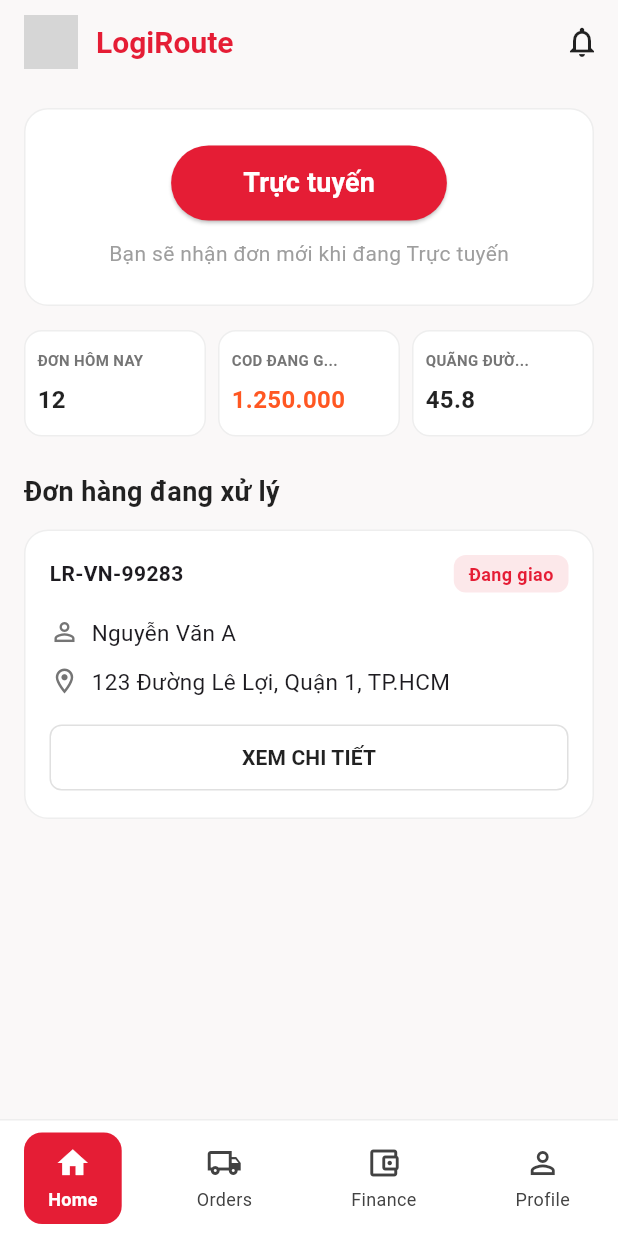
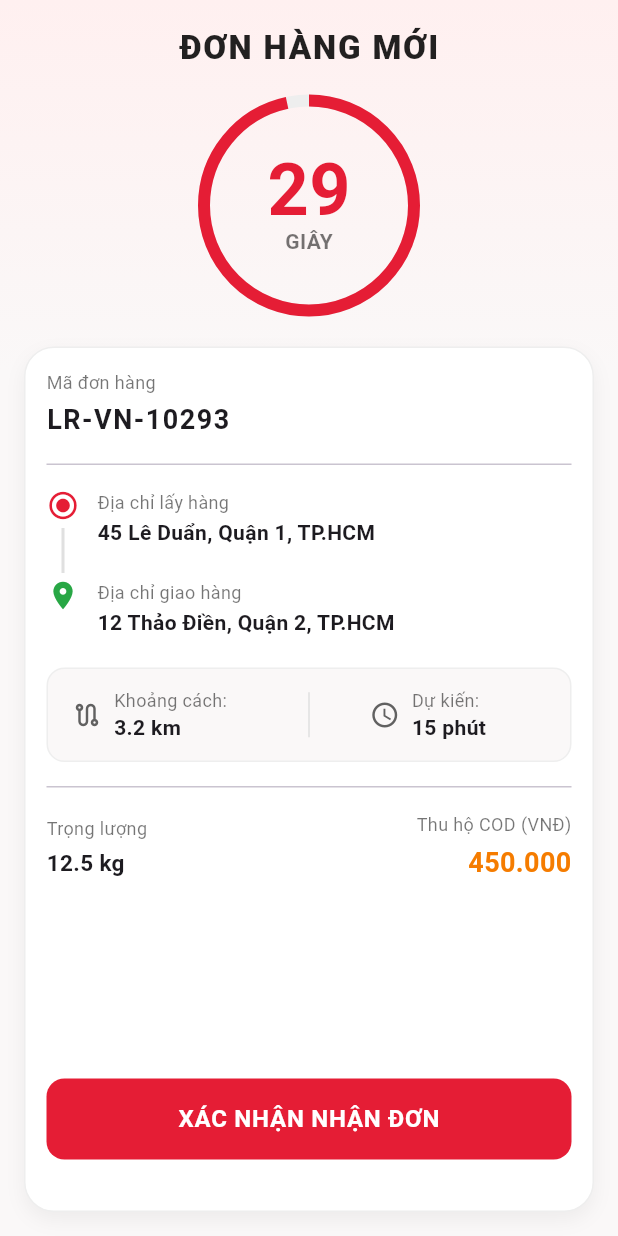
Before and after one commit to thieutrungkien59-max/shipperapp, a Flutter app: the screen it shows after launch, after a tap on "Đăng nhập", after a tap on "XEM CHI TIẾT", on a phone screen of 412 x 824 dp. Run offline on Flutter 3.47's test engine with Material 3 defaults, Android fonts, the phone set to English and light mode, and no system bars; network calls fail; grey boxes are pictures that could not be loaded.

Commit message:
man hinh nhan don

```diff
--- a/lib/features/home/screens/home_screen.dart
+++ b/lib/features/home/screens/home_screen.dart
@@ -1,11 +1,10 @@
 // File: lib/features/home/screens/home_screen.dart
 import 'package:flutter/material.dart';
-// Import model vừa tạo theo đúng cấu trúc
 import '../../../models/don_hang_model.dart';
-
 import '../../orders/screens/order_list_tab.dart';
 import '../../profile/screens/profile_screen.dart';
-
+// Import màn hình Nhận đơn hàng
+import '../../orders/screens/order_accept_screen.dart';
 
 class HomeScreen extends StatefulWidget {
   const HomeScreen({Key? key}) : super(key: key);
@@ -15,14 +14,13 @@ class HomeScreen extends StatefulWidget {
 }
 
 class _HomeScreenState extends State<HomeScreen> {
-  // Biến quản lý trạng thái tab hiện tại
+  // Quản lý tab hiện tại và tab trước đó
   int _currentIndex = 0;
+  int _previousIndex = 0; // Biến ghi nhớ vị trí tab cũ
 
-  // Màu sắc chủ đạo
   final Color _primaryRed = const Color(0xFFE51D35);
   final Color _bgColor = const Color(0xFFFAF8F8);
 
-  // Lấy dữ liệu giả lập từ Model (đơn hàng đang xử lý đầu tiên)
   final DonHangModel _currentOrder = DonHangModel.mockData[0];
 
   @override
@@ -30,7 +28,6 @@ class _HomeScreenState extends State<HomeScreen> {
     return Scaffold(
       backgroundColor: _bgColor,
       appBar: _buildAppBar(),
-      // Hiển thị nội dung dựa trên tab được chọn
       body: _buildBodyContent(),
       bottomNavigationBar: _buildCustomBottomNav(),
     );
@@ -66,23 +63,28 @@ class _HomeScreenState extends State<HomeScreen> {
     );
   }
 
-  // Hàm chuyển đổi nội dung giữa các Tab
   Widget _buildBodyContent() {
     switch (_currentIndex) {
       case 0:
         return _buildHomeTab();
       case 1:
-      return const OrderListTab();   // <-- thay dòng Center(Text(...)) bằng dòng này
+        return const OrderListTab();
       case 2:
         return const Center(child: Text('Màn hình Tài chính (Finance)'));
       case 3:
-      return const ProfileScreen();
+        return ProfileScreen(
+          // Bắt sự kiện quay lại và cập nhật index về lại tab trước đó
+          onBackPressed: () {
+            setState(() {
+              _currentIndex = _previousIndex;
+            });
+          },
+        );
       default:
         return _buildHomeTab();
     }
   }
 
-  // Giao diện chính của tab Home
   Widget _buildHomeTab() {
     return SingleChildScrollView(
       child: Padding(
@@ -95,7 +97,7 @@ class _HomeScreenState extends State<HomeScreen> {
             _buildStatsRow(),
             const SizedBox(height: 24),
             const Text(
-              'Đơn hàng đang xử lý',
+              'Đơn hàng',
               style: TextStyle(
                 fontSize: 18,
                 fontWeight: FontWeight.bold,
@@ -103,7 +105,6 @@ class _HomeScreenState extends State<HomeScreen> {
               ),
             ),
             const SizedBox(height: 12),
-            // Gắn dữ liệu động vào Card
             _buildOrderCard(_currentOrder),
           ],
         ),
@@ -199,7 +200,6 @@ class _HomeScreenState extends State<HomeScreen> {
     );
   }
 
-  // Cập nhật hàm này để nhận tham số là dữ liệu từ Model
   Widget _buildOrderCard(DonHangModel order) {
     return Container(
       padding: const EdgeInsets.all(16),
@@ -215,7 +215,7 @@ class _HomeScreenState extends State<HomeScreen> {
             mainAxisAlignment: MainAxisAlignment.spaceBetween,
             children: [
               Text(
-                order.id, // Dữ liệu động
+                order.id,
                 style: const TextStyle(
                   fontWeight: FontWeight.bold,
                   fontSize: 14,
@@ -228,7 +228,7 @@ class _HomeScreenState extends State<HomeScreen> {
                   borderRadius: BorderRadius.circular(8),
                 ),
                 child: Text(
-                  order.status, // Dữ liệu động
+                  order.status,
                   style: TextStyle(
                     color: _primaryRed,
                     fontWeight: FontWeight.bold,
@@ -244,7 +244,7 @@ class _HomeScreenState extends State<HomeScreen> {
               Icon(Icons.person_outline, size: 20, color: Colors.grey.shade600),
               const SizedBox(width: 8),
               Text(
-                order.customerName, // Dữ liệu động
+                order.customerName,
                 style: const TextStyle(fontSize: 15),
               ),
             ],
@@ -257,7 +257,7 @@ class _HomeScreenState extends State<HomeScreen> {
               const SizedBox(width: 8),
               Expanded(
                 child: Text(
-                  order.address, // Dữ liệu động
+                  order.address,
                   style: const TextStyle(fontSize: 15),
                 ),
               ),
@@ -268,7 +268,13 @@ class _HomeScreenState extends State<HomeScreen> {
             width: double.infinity,
             child: OutlinedButton(
               onPressed: () {
-                // Logic khi bấm vào "XEM CHI TIẾT"
+                // Điều hướng sang màn hình đếm ngược nhận đơn
+                Navigator.push(
+                  context,
+                  MaterialPageRoute(
+                    builder: (context) => const OrderAcceptScreen(),
+                  ),
+                );
               },
               style: OutlinedButton.styleFrom(
                 padding: const EdgeInsets.symmetric(vertical: 12),
@@ -312,18 +318,21 @@ class _HomeScreenState extends State<HomeScreen> {
     );
   }
 
-  // Tích hợp logic xử lý sự kiện bấm (onTap) vào từng nút
   Widget _buildNavItem(IconData icon, String label, int index) {
     bool isActive = _currentIndex == index;
 
     return GestureDetector(
       onTap: () {
+        // Chỉ lưu lại vị trí cũ khi bạn thực sự đổi sang một tab khác
+        if (_currentIndex != index) {
           setState(() {
-          _currentIndex = index; // Cập nhật trạng thái tab khi bấm
+            _previousIndex = _currentIndex; // Lưu lại tab hiện tại làm tab cũ
+            _currentIndex = index; // Chuyển sang tab mới
           });
+        }
       },
       child: AnimatedContainer(
-        duration: const Duration(milliseconds: 200), // Hiệu ứng chuyển màu mượt mà
+        duration: const Duration(milliseconds: 200),
         padding: const EdgeInsets.symmetric(horizontal: 16, vertical: 8),
         decoration: isActive
             ? BoxDecoration(
--- /dev/null
+++ b/lib/features/orders/screens/order_accept_screen.dart
@@ -0,0 +1,354 @@
+import 'package:flutter/material.dart';
+import 'dart:async';
+
+class OrderAcceptScreen extends StatefulWidget {
+  const OrderAcceptScreen({Key? key}) : super(key: key);
+
+  @override
+  State<OrderAcceptScreen> createState() => _OrderAcceptScreenState();
+}
+
+class _OrderAcceptScreenState extends State<OrderAcceptScreen> {
+  // Bộ đếm thời gian 30 giây
+  int _timeLeft = 30;
+  Timer? _timer;
+
+  final Color _primaryRed = const Color(0xFFE51D35);
+
+  @override
+  void initState() {
+    super.initState();
+    _startTimer();
+  }
+
+  void _startTimer() {
+    _timer = Timer.periodic(const Duration(seconds: 1), (timer) {
+      if (_timeLeft > 0) {
+        setState(() {
+          _timeLeft--;
+        });
+      } else {
+        // Hết giờ: Hủy timer và tự động đóng màn hình (không nhận đơn)
+        _timer?.cancel();
+        Navigator.pop(context, false);
+      }
+    });
+  }
+
+  @override
+  void dispose() {
+    _timer?.cancel(); // Đảm bảo hủy timer khi thoát màn hình để tránh lỗi memory leak
+    super.dispose();
+  }
+
+  void _handleAcceptOrder() {
+    _timer?.cancel();
+    // TODO: Chuyển sang màn hình Đang Giao Hàng
+    // Tạm thời đóng màn hình và trả về true (đã nhận)
+    Navigator.pop(context, true);
+  }
+
+  @override
+  Widget build(BuildContext context) {
+    return Scaffold(
+      body: Container(
+        decoration: const BoxDecoration(
+          gradient: LinearGradient(
+            begin: Alignment.topCenter,
+            end: Alignment.bottomCenter,
+            colors: [
+              Color(0xFFFFF0F0),
+              Color(0xFFFAF8F8),
+              Color(0xFFFAF8F8),
+            ],
+            stops: [0.0, 0.3, 1.0],
+          ),
+        ),
+        child: SafeArea(
+          child: Column(
+            children: [
+              // Đã giảm bớt chiều cao các SizedBox ở đây để thẻ có thêm không gian
+              const SizedBox(height: 16),
+              const Text(
+                'ĐƠN HÀNG MỚI',
+                style: TextStyle(
+                  fontSize: 22,
+                  fontWeight: FontWeight.w800,
+                  color: Colors.black87,
+                  letterSpacing: 1.2,
+                ),
+              ),
+              const SizedBox(height: 20),
+              _buildTimerCircle(),
+              const SizedBox(height: 24), // Thu gọn khoảng cách từ 40 xuống 24
+              Expanded(
+                child: Padding(
+                  padding: const EdgeInsets.symmetric(horizontal: 16.0),
+                  child: _buildOrderDetailsCard(),
+                ),
+              ),
+              const SizedBox(height: 16), // Đẩy đáy thẻ lên một chút cho thoáng
+            ],
+          ),
+        ),
+      ),
+    );
+  }
+
+  Widget _buildTimerCircle() {
+    return Stack(
+      alignment: Alignment.center,
+      children: [
+        SizedBox(
+          width: 140,
+          height: 140,
+          child: CircularProgressIndicator(
+            value: _timeLeft / 30.0, // Tính tỷ lệ cho vòng tròn
+            strokeWidth: 8,
+            backgroundColor: Colors.grey.shade200,
+            valueColor: AlwaysStoppedAnimation<Color>(_primaryRed),
+          ),
+        ),
+        Column(
+          mainAxisSize: MainAxisSize.min,
+          children: [
+            Text(
+              '$_timeLeft',
+              style: TextStyle(
+                fontSize: 48,
+                fontWeight: FontWeight.bold,
+                color: _primaryRed,
+                height: 1.0,
+              ),
+            ),
+            const Text(
+              'GIÂY',
+              style: TextStyle(
+                fontSize: 14,
+                fontWeight: FontWeight.w600,
+                color: Colors.black54,
+              ),
+            ),
+          ],
+        ),
+      ],
+    );
+  }
+
+  Widget _buildOrderDetailsCard() {
+    return Container(
+      padding: const EdgeInsets.all(14),
+      decoration: BoxDecoration(
+        color: Colors.white,
+        borderRadius: BorderRadius.circular(20),
+        border: Border.all(color: Colors.grey.shade200),
+        boxShadow: [
+          BoxShadow(
+            color: Colors.black.withOpacity(0.05),
+            blurRadius: 10,
+            offset: const Offset(0, 5),
+          ),
+        ],
+      ),
+      // Sử dụng Column ở ngoài cùng để chia bố cục
+      child: Column(
+        children: [
+          // 1. PHẦN THÔNG TIN ĐƠN HÀNG (CÓ THỂ CUỘN)
+          Expanded(
+            child: SingleChildScrollView(
+              child: Column(
+                crossAxisAlignment: CrossAxisAlignment.start,
+                children: [
+                  const Text(
+                    'Mã đơn hàng',
+                    style: TextStyle(fontSize: 12, color: Colors.black54),
+                  ),
+                  const SizedBox(height: 4),
+                  const Text(
+                    'LR-VN-10293',
+                    style: TextStyle(
+                      fontSize: 18,
+                      fontWeight: FontWeight.bold,
+                      letterSpacing: 1.0,
+                    ),
+                  ),
+                  const Padding(
+                    padding: EdgeInsets.symmetric(vertical: 16.0),
+                    child: Divider(height: 1, thickness: 1),
+                  ),
+                  _buildTimeline(),
+                  const SizedBox(height: 20),
+                  _buildDistanceTimeBox(),
+                  const Padding(
+                    padding: EdgeInsets.symmetric(vertical: 16.0),
+                    child: Divider(height: 1, thickness: 1),
+                  ),
+                  _buildPriceWeightRow(),
+                  const SizedBox(height: 16), // Tạo chút khoảng trống ở cuối phần cuộn
+                ],
+              ),
+            ),
+          ),
+
+          // 2. PHẦN NÚT BẤM VÀ CẢNH BÁO (CỐ ĐỊNH, KHÔNG BỊ CUỘN)
+          const SizedBox(height: 16),
+          SizedBox(
+            width: double.infinity,
+            height: 54,
+            child: ElevatedButton(
+              onPressed: _handleAcceptOrder,
+              style: ElevatedButton.styleFrom(
+                backgroundColor: _primaryRed,
+                shape: RoundedRectangleBorder(
+                  borderRadius: BorderRadius.circular(12),
+                ),
+                elevation: 0,
+              ),
+              child: const Text(
+                'XÁC NHẬN NHẬN ĐƠN',
+                style: TextStyle(
+                  fontSize: 16,
+                  fontWeight: FontWeight.bold,
+                  color: Colors.white,
+                  letterSpacing: 0.5,
+                ),
+              ),
+            ),
+          ),
+          const SizedBox(height: 12),
+          const SizedBox(height: 8),
+        ],
+      ),
+    );
+  }
+
+  Widget _buildTimeline() {
+    return Column(
+      crossAxisAlignment: CrossAxisAlignment.start,
+      children: [
+        Row(
+          crossAxisAlignment: CrossAxisAlignment.start,
+          children: [
+            Column(
+              children: [
+                Icon(Icons.radio_button_checked, color: _primaryRed, size: 22),
+                Container(
+                  width: 2,
+                  height: 30,
+                  color: Colors.grey.shade300,
+                  margin: const EdgeInsets.symmetric(vertical: 4),
+                ),
+              ],
+            ),
+            const SizedBox(width: 12),
+            Expanded(
+              child: Column(
+                crossAxisAlignment: CrossAxisAlignment.start,
+                children: [
+                  const Text('Địa chỉ lấy hàng', style: TextStyle(color: Colors.black54, fontSize: 12)),
+                  const SizedBox(height: 2),
+                  const Text('45 Lê Duẩn, Quận 1, TP.HCM', style: TextStyle(fontWeight: FontWeight.w600, fontSize: 14)),
+                ],
+              ),
+            ),
+          ],
+        ),
+        Row(
+          crossAxisAlignment: CrossAxisAlignment.start,
+          children: [
+            const Icon(Icons.location_on, color: Color(0xFF28A745), size: 22),
+            const SizedBox(width: 12),
+            Expanded(
+              child: Column(
+                crossAxisAlignment: CrossAxisAlignment.start,
+                children: [
+                  const Text('Địa chỉ giao hàng', style: TextStyle(color: Colors.black54, fontSize: 12)),
+                  const SizedBox(height: 2),
+                  const Text('12 Thảo Điền, Quận 2, TP.HCM', style: TextStyle(fontWeight: FontWeight.w600, fontSize: 14)),
+                ],
+              ),
+            ),
+          ],
+        ),
+      ],
+    );
+  }
+
+  Widget _buildDistanceTimeBox() {
+    return Container(
+      padding: const EdgeInsets.symmetric(vertical: 12, horizontal: 16),
+      decoration: BoxDecoration(
+        color: const Color(0xFFFAF8F8),
+        borderRadius: BorderRadius.circular(12),
+        border: Border.all(color: Colors.grey.shade200),
+      ),
+      child: Row(
+        children: [
+          Expanded(
+            child: Row(
+              children: [
+                Icon(Icons.route_outlined, color: Colors.grey.shade700, size: 20),
+                const SizedBox(width: 8),
+                Column(
+                  crossAxisAlignment: CrossAxisAlignment.start,
+                  children: const [
+                    Text('Khoảng cách:', style: TextStyle(fontSize: 12, color: Colors.black54)),
+                    Text('3.2 km', style: TextStyle(fontSize: 14, fontWeight: FontWeight.bold)),
+                  ],
+                ),
+              ],
+            ),
+          ),
+          Container(width: 1, height: 30, color: Colors.grey.shade300),
+          Expanded(
+            child: Row(
+              mainAxisAlignment: MainAxisAlignment.center,
+              children: [
+                Icon(Icons.access_time, color: Colors.grey.shade700, size: 20),
+                const SizedBox(width: 8),
+                Column(
+                  crossAxisAlignment: CrossAxisAlignment.start,
+                  children: const [
+                    Text('Dự kiến:', style: TextStyle(fontSize: 12, color: Colors.black54)),
+                    Text('15 phút', style: TextStyle(fontSize: 14, fontWeight: FontWeight.bold)),
+                  ],
+                ),
+              ],
+            ),
+          ),
+        ],
+      ),
+    );
+  }
+
+  Widget _buildPriceWeightRow() {
+    return Row(
+      mainAxisAlignment: MainAxisAlignment.spaceBetween,
+      children: [
+        Column(
+          crossAxisAlignment: CrossAxisAlignment.start,
+          children: const [
+            Text('Trọng lượng', style: TextStyle(fontSize: 12, color: Colors.black54)),
+            SizedBox(height: 4),
+            Text('12.5 kg', style: TextStyle(fontSize: 15, fontWeight: FontWeight.bold)),
+          ],
+        ),
+        Column(
+          crossAxisAlignment: CrossAxisAlignment.end,
+          children: [
+            const Text('Thu hộ COD (VNĐ)', style: TextStyle(fontSize: 12, color: Colors.black54)),
+            const SizedBox(height: 4),
+            Text(
+              '450.000',
+              style: TextStyle(
+                fontSize: 18,
+                fontWeight: FontWeight.bold,
+                color: Colors.orange.shade700,
+              ),
+            ),
+          ],
+        ),
+      ],
+    );
+  }
+}
--- a/lib/features/profile/screens/profile_screen.dart
+++ b/lib/features/profile/screens/profile_screen.dart
@@ -1,7 +1,10 @@
 import 'package:flutter/material.dart';
 
 class ProfileScreen extends StatefulWidget {
-  const ProfileScreen({Key? key}) : super(key: key);
+  // Yêu cầu 1: Khai báo hàm callback để xử lý nút quay lại
+  final VoidCallback onBackPressed;
+
+  const ProfileScreen({Key? key, required this.onBackPressed}) : super(key: key);
 
   @override
   State<ProfileScreen> createState() => _ProfileScreenState();
@@ -11,7 +14,7 @@ class _ProfileScreenState extends State<ProfileScreen> {
   // Biến giả lập trạng thái từ Database: true = Đã duyệt, false = Bị khóa
   final bool _isApproved = true;
 
-  // Màu sắc chủ đạo (Nên chuyển vào file constants sau này)
+  // Màu sắc chủ đạo
   final Color _bgColor = const Color(0xFFFAF8F8);
   final Color _approvedColor = const Color(0xFF28A745); // Xanh lá
   final Color _lockedColor = const Color(0xFFDC3545); // Đỏ
@@ -19,20 +22,27 @@ class _ProfileScreenState extends State<ProfileScreen> {
 
   @override
   Widget build(BuildContext context) {
-    return Scaffold(
-      backgroundColor: _bgColor,
-      appBar: AppBar(
-        backgroundColor: _bgColor,
-        elevation: 0,
-        centerTitle: true,
-        leading: IconButton(
+    return Container(
+      color: _bgColor,
+      child: SingleChildScrollView(
+        child: Padding(
+          padding: const EdgeInsets.symmetric(horizontal: 16.0),
+          child: Column(
+            crossAxisAlignment: CrossAxisAlignment.center,
+            children: [
+              const SizedBox(height: 16),
+              // --- Thanh Custom Header ---
+              Row(
+                mainAxisAlignment: MainAxisAlignment.spaceBetween,
+                children: [
+                  IconButton(
                     icon: const Icon(Icons.arrow_back, color: Colors.black87),
                     onPressed: () {
-            // Yêu cầu 1: Nút quay lại màn hình trước đó
-            Navigator.pop(context);
+                      // Gọi hàm được truyền từ HomeScreen để quay lại tab trước
+                      widget.onBackPressed();
                     },
                   ),
-        title: const Text(
+                  const Text(
                     'Hồ sơ của tôi',
                     style: TextStyle(
                       color: Colors.black87,
@@ -40,22 +50,15 @@ class _ProfileScreenState extends State<ProfileScreen> {
                       fontWeight: FontWeight.bold,
                     ),
                   ),
-        actions: [
                   IconButton(
                     icon: const Icon(Icons.edit, color: Colors.black54),
                     onPressed: () {
-              // Yêu cầu 5: Nút chỉnh sửa thông tin (phát triển sau)
                       debugPrint('Mở tính năng chỉnh sửa hồ sơ');
                     },
                   ),
                 ],
               ),
-      body: SingleChildScrollView(
-        child: Padding(
-          padding: const EdgeInsets.symmetric(horizontal: 16.0),
-          child: Column(
-            crossAxisAlignment: CrossAxisAlignment.center,
-            children: [
+              // ----------------------------------------------------------------------
               const SizedBox(height: 16),
               _buildAvatarAndName(),
               const SizedBox(height: 12),
@@ -72,7 +75,6 @@ class _ProfileScreenState extends State<ProfileScreen> {
     );
   }
 
-  // Yêu cầu 2: Avatar đồng bộ (dùng chung link ảnh giả lập)
   Widget _buildAvatarAndName() {
     return Column(
       children: [
@@ -89,7 +91,6 @@ class _ProfileScreenState extends State<ProfileScreen> {
                 backgroundImage: NetworkImage('https://i.pravatar.cc/150?img=11'),
               ),
             ),
-            // Chấm xanh online
             Container(
               width: 20,
               height: 20,
@@ -122,7 +123,6 @@ class _ProfileScreenState extends State<ProfileScreen> {
     );
   }
 
-  // Yêu cầu 3: Trạng thái cập nhật theo dữ liệu
   Widget _buildStatusBadge() {
     return Container(
       padding: const EdgeInsets.symmetric(horizontal: 16, vertical: 6),
@@ -152,7 +152,6 @@ class _ProfileScreenState extends State<ProfileScreen> {
     );
   }
 
-  // Thống kê hiệu suất
   Widget _buildPerformanceStats() {
     return Container(
       padding: const EdgeInsets.symmetric(vertical: 20, horizontal: 16),
@@ -220,7 +219,6 @@ class _ProfileScreenState extends State<ProfileScreen> {
     );
   }
 
-  // Yêu cầu 4: Thông tin cá nhân (sẽ đổ dữ liệu từ DB vào đây)
   Widget _buildPersonalInfo() {
     return Container(
       padding: const EdgeInsets.all(16),
```
Lines whose indentation alone changed are shown as unchanged.
